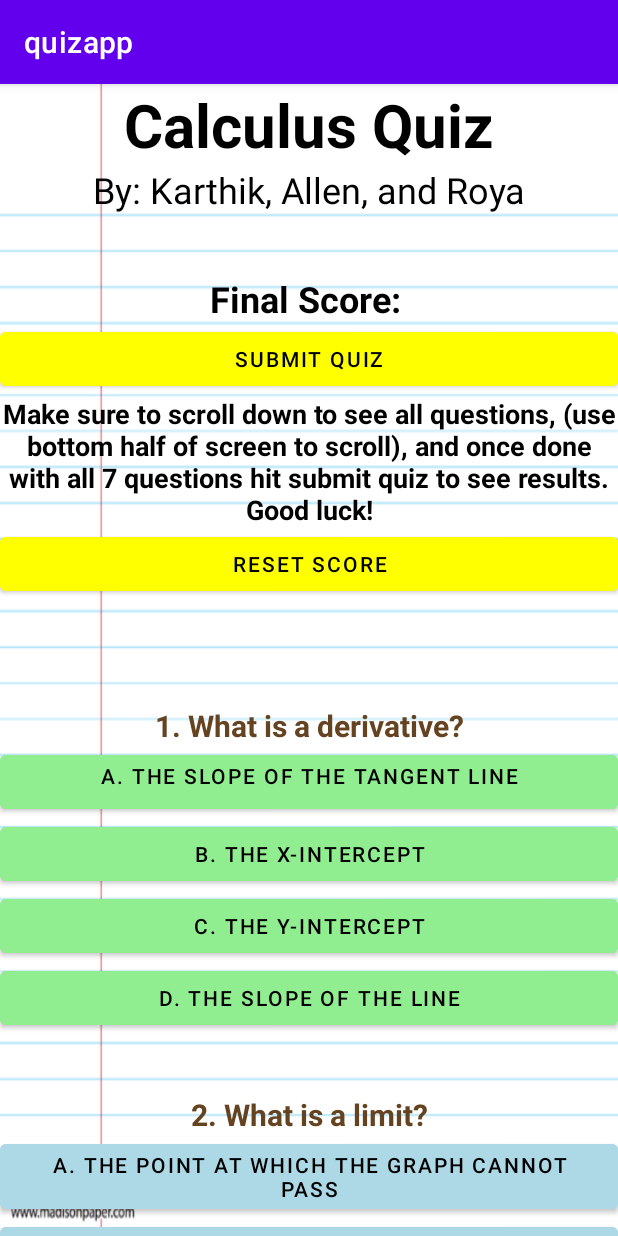
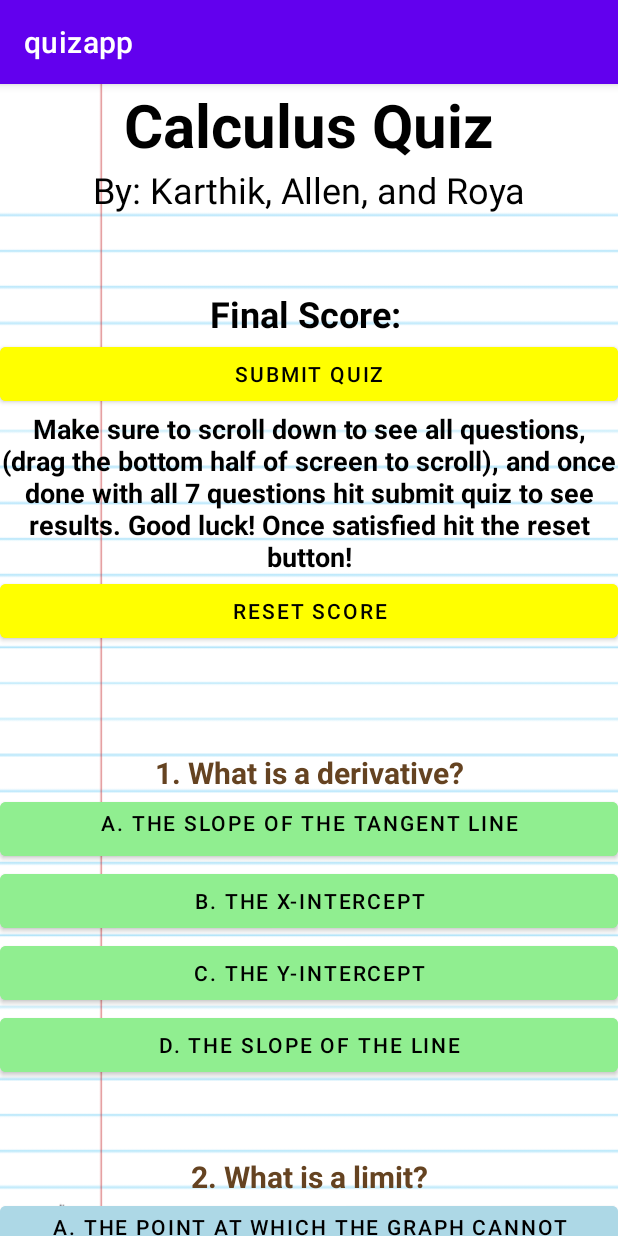
Before and after one commit to karth2k/quiz-app, an Android app: the screen it shows after launch (MainActivity), after a tap on "RESET SCORE", on a phone screen of 412 x 824 dp. Run offline under Robolectric (Android 15) with nearby library versions, the phone set to English and light mode, and no system bars; 1 other tap on this screen came first.

Commit message:
Finished Quiz Project

```diff
--- a/app/src/main/java/com/example/quizapp/MainActivity.java
+++ b/app/src/main/java/com/example/quizapp/MainActivity.java
@@ -15,25 +15,29 @@ public class MainActivity extends AppCompatActivity {
         setContentView(R.layout.activity_main);
     }
 
+    //this code adds one to the count value (allows score to increase by one)
     public void addcount(View view) {
         count = count+1;
     }
 
+    //the following lines of code call the functions defined further below
     public void endscore(View view){
         displayfinal();
     }
+
+    public void scoreset(View view){
+        resetscore();
+    }
+    //this function adds up the correct answers and provides the user with their final score
 
     private void displayfinal() {
         TextView textviewfinal = (TextView) findViewById(R.id.final_score);
         textviewfinal.setText("Final Score: " + count + "/7");
     }
 
-    public void countreset(View view){
-        resetscore();
-    }
-
+    //this function resets the score display to blank, so the quiz can be retaken
     private void resetscore() {
-        count = 0;
+        count =0;
         TextView textviewfinal = (TextView) findViewById(R.id.final_score);
         textviewfinal.setText("Final Score: ");
     }
--- a/app/src/main/res/layout/activity_main.xml
+++ b/app/src/main/res/layout/activity_main.xml
@@ -8,6 +8,7 @@
     android:orientation="vertical"
     android:background="@drawable/linedpaper">
 
+    <!--this text view writes the title at the top of our screen in large bold font-->
     <TextView
         android:layout_width="match_parent"
         android:layout_height="wrap_content"
@@ -18,7 +19,7 @@
         android:textColor="#000000"
         />
 
-
+    <!--this text view writes the names of all of the group members in regular font under the title-->
     <TextView
         android:layout_width="match_parent"
         android:layout_height="wrap_content"
@@ -28,11 +29,13 @@
         android:textColor="#000000"
         />
 
+    <!--this adds a space between the group names and final score display of the app-->
     <Space
         android:layout_width="match_parent"
-        android:layout_height="40dp"
+        android:layout_height="50dp"
         />
 
+    <!--this text view displays the participant's final score in bold font-->
     <TextView
         android:layout_width="match_parent"
         android:layout_height="wrap_content"
@@ -44,7 +47,7 @@
         android:textStyle="bold"
         />
 
-
+    <!--this button allows you to submit your quiz to see your final score-->
     <Button
         android:layout_width="match_parent"
         android:layout_height="wrap_content"
@@ -52,35 +55,37 @@
         android:text="Submit Quiz"
         app:iconTint="#C52323"
         android:textColor="#000000"
-        android:backgroundTint="#FFFF00"
-        />
+        android:backgroundTint="#FFFF00"/>
 
-
+    <!--this text view writes the quiz instructions for the user-->
     <TextView
         android:layout_width="match_parent"
         android:layout_height="wrap_content"
-        android:text="Make sure to scroll down to see all questions, (use bottom half of screen to scroll), and once done with all 7 questions hit submit quiz to see results. Good luck!"
+        android:text="Make sure to scroll down to see all questions, (drag the bottom half of screen to scroll), and once done with all 7 questions hit submit quiz to see results. Good luck! Once satisfied hit the reset button!"
         android:gravity="center_horizontal"
         android:textColor="#000000"
         android:textStyle="bold"
         android:textSize="18dp"
         />
 
+    <!--this text view writes the title at the top of our screen in large font-->
     <Button
         android:layout_width="match_parent"
         android:layout_height="wrap_content"
-        android:onClick="countreset"
+        android:onClick="scoreset"
         android:text="Reset Score"
         android:textColor="#000000"
         android:backgroundTint="#FFFF00"
         />
 
+
+    <!--this adds space to help organize our page-->
     <Space
         android:layout_width="match_parent"
         android:layout_height="70dp"
         />
 
-
+    <!--this is what makes the bottom half of our page scrollable-->
     <ScrollView
         android:layout_width="match_parent"
         android:layout_height="wrap_content"
@@ -91,6 +96,7 @@
             android:layout_height="wrap_content"
             android:orientation="vertical">
 
+            <!--the following code sets up one question on our app-->
             <TextView
                 android:layout_width="match_parent"
                 android:layout_height="wrap_content"
@@ -145,12 +151,13 @@
                     />
                 <Space
                     android:layout_width="match_parent"
-                    android:layout_height="40dp"
+                    android:layout_height="50dp"
                     />
 
 
             </LinearLayout>
 
+            <!--the following code sets up one question on our app-->
             <TextView
                 android:layout_width="match_parent"
                 android:layout_height="wrap_content"
@@ -201,12 +208,13 @@
 
                 <Space
                     android:layout_width="match_parent"
-                    android:layout_height="40dp"
+                    android:layout_height="50dp"
                     />
 
 
             </LinearLayout>
 
+            <!--the following code sets up one question on our app-->
             <TextView
                 android:layout_width="match_parent"
                 android:layout_height="wrap_content"
@@ -258,12 +266,13 @@
 
                 <Space
                     android:layout_width="match_parent"
-                    android:layout_height="40dp"
+                    android:layout_height="50dp"
                     />
 
 
             </LinearLayout>
 
+            <!--the following code sets up one question on our app-->
             <TextView
                 android:layout_width="match_parent"
                 android:layout_height="wrap_content"
@@ -312,11 +321,12 @@
 
                 <Space
                     android:layout_width="match_parent"
-                    android:layout_height="40dp"
+                    android:layout_height="50dp"
                     />
 
             </LinearLayout>
 
+            <!--the following code sets up one question on our app-->
             <TextView
                 android:layout_width="match_parent"
                 android:layout_height="wrap_content"
@@ -367,11 +377,12 @@
 
                 <Space
                     android:layout_width="match_parent"
-                    android:layout_height="40dp"
+                    android:layout_height="50dp"
                     />
 
             </LinearLayout>
 
+            <!--the following code sets up one question on our app-->
             <TextView
                 android:layout_width="match_parent"
                 android:layout_height="wrap_content"
@@ -420,11 +431,12 @@
 
                 <Space
                     android:layout_width="match_parent"
-                    android:layout_height="40dp"
+                    android:layout_height="50dp"
                     />
 
             </LinearLayout>
 
+            <!--the following code sets up one question on our app-->
             <TextView
                 android:layout_width="match_parent"
                 android:layout_height="wrap_content"
```
